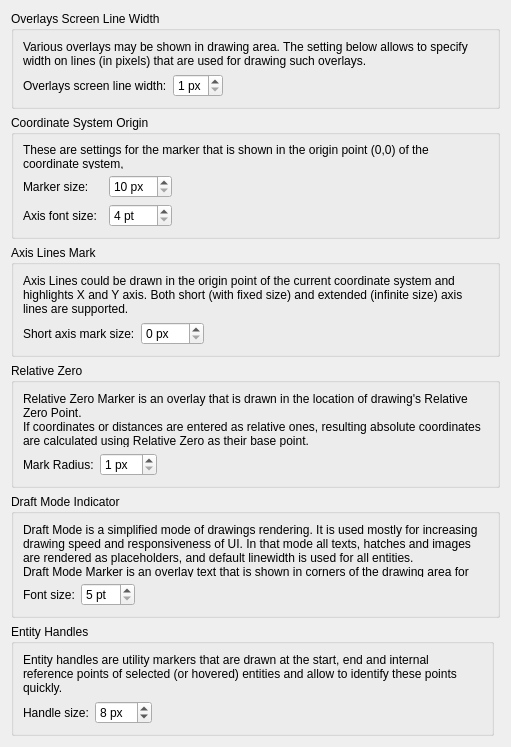
This is librecad/src/ui/dialogs/settings/options_drafting/pages/metrics/lc_settings_page_drafting_metrics_markers.ui in sand1024/LibreCAD as Qt 5 draws it before an edit. The edited form follows.
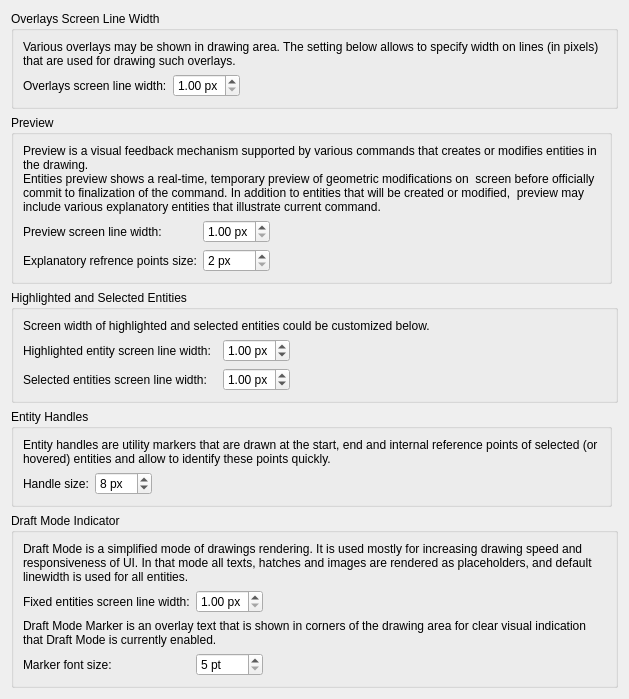
This is the edited form.

Commit message: add lock support of status toolbars (coordinates and relative zero), scrolling fix for tools matrix, fix cursors in actions, code cleanup

The edit to the form file:
```diff
--- a/librecad/src/ui/dialogs/settings/options_drafting/pages/metrics/lc_settings_page_drafting_metrics_markers.ui
+++ b/librecad/src/ui/dialogs/settings/options_drafting/pages/metrics/lc_settings_page_drafting_metrics_markers.ui
@@ -28,148 +28,72 @@
    <rect>
     <x>0</x>
     <y>0</y>
-    <width>511</width>
-    <height>747</height>
+    <width>629</width>
+    <height>699</height>
    </rect>
   </property>
   <layout class="QGridLayout" name="gridLayout_7">
-   <item row="1" column="0" colspan="2">
-    <widget class="QGroupBox" name="gbOriginMarkers">
+   <item row="0" column="0" colspan="2">
+    <widget class="QGroupBox" name="gbOvelaysLineWidth">
      <property name="title">
-      <string>Coordinate System Origin</string>
+      <string>Overlays Screen Line Width</string>
      </property>
-     <layout class="QGridLayout" name="gridLayout_2">
-      <item row="2" column="2">
-       <widget class="QSpinBox" name="sbZeroMarkerFontSize">
-        <property name="toolTip">
-         <string>Axis Font Size\n\nFont size that should be used for drawing name of axis in coordinate system zero.</string>
-        </property>
-        <property name="suffix">
-         <string> pt</string>
-        </property>
-        <property name="minimum">
-         <number>4</number>
-        </property>
-        <property name="maximum">
-         <number>48</number>
-        </property>
-       </widget>
-      </item>
-      <item row="2" column="0">
-       <widget class="QLabel" name="lblZeroMarkerFontSize">
-        <property name="text">
-         <string>Axis font size:</string>
-        </property>
-       </widget>
-      </item>
-      <item row="0" column="0" colspan="4">
-       <widget class="QLabel" name="label_2">
-        <property name="text">
-         <string>These are settings for the marker that is shown in the origin point (0,0) of the coordinate system,</string>
-        </property>
-        <property name="wordWrap">
-         <bool>true</bool>
-        </property>
-       </widget>
-      </item>
-      <item row="1" column="3">
-       <spacer name="horizontalSpacer_2">
-        <property name="orientation">
-         <enum>Qt::Orientation::Horizontal</enum>
-        </property>
-        <property name="sizeHint" stdset="0">
-         <size>
-          <width>0</width>
-          <height>0</height>
-         </size>
-        </property>
-       </spacer>
-      </item>
-      <item row="1" column="0">
-       <widget class="QLabel" name="lblZeroMarkerSize">
-        <property name="text">
-         <string>Marker size:</string>
-        </property>
-       </widget>
-      </item>
-      <item row="1" column="2">
-       <widget class="QSpinBox" name="sbZeroMarkerSize">
-        <property name="toolTip">
-         <string>Origin Marker Size
-
-Diameter of UCS and WCS origin markers in screen pixels.
-
-</string>
-        </property>
-        <property name="suffix">
-         <string> px</string>
-        </property>
-        <property name="minimum">
-         <number>10</number>
-        </property>
-        <property name="maximum">
-         <number>200</number>
-        </property>
-       </widget>
-      </item>
-     </layout>
-    </widget>
-   </item>
-   <item row="3" column="0" colspan="2">
-    <widget class="QGroupBox" name="groupBox_2">
-     <property name="title">
-      <string>Relative Zero</string>
-     </property>
-     <layout class="QGridLayout" name="gridLayout_5">
-      <item row="1" column="2">
-       <spacer name="horizontalSpacer_5">
-        <property name="orientation">
-         <enum>Qt::Orientation::Horizontal</enum>
-        </property>
-        <property name="sizeHint" stdset="0">
-         <size>
-          <width>0</width>
-          <height>0</height>
-         </size>
-        </property>
-       </spacer>
-      </item>
-      <item row="1" column="1">
-       <widget class="QSpinBox" name="sbRelZeroRadius">
-        <property name="toolTip">
-         <string>Relative Zero Radius
-
-Radius of the Relative Zero marker in screen pixels.</string>
-        </property>
-        <property name="suffix">
-         <string> px</string>
-        </property>
-        <property name="minimum">
-         <number>1</number>
-        </property>
-        <property name="maximum">
-         <number>50</number>
-        </property>
-       </widget>
-      </item>
-      <item row="1" column="0">
-       <widget class="QLabel" name="lblRelZeroRadius">
-        <property name="text">
-         <string>Mark Radius:</string>
-        </property>
-       </widget>
-      </item>
+     <layout class="QGridLayout" name="gridLayout">
       <item row="0" column="0" colspan="3">
-       <widget class="QLabel" name="label_3">
+       <widget class="QLabel" name="label_31">
         <property name="text">
-         <string>Relative Zero Marker is an overlay that is drawn in the location of drawing's Relative Zero Point.
-If coordinates or distances are entered as relative ones, resulting absolute coordinates are calculated using Relative Zero as their base point.  </string>
+         <string>Various overlays may be shown in drawing area. The setting below allows to specify width on lines (in pixels) that are used for drawing such overlays.</string>
         </property>
         <property name="wordWrap">
          <bool>true</bool>
         </property>
        </widget>
       </item>
+      <item row="1" column="0">
+       <widget class="QLabel" name="lblOverlaysLineWidth">
+        <property name="text">
+         <string>Overlays screen line width:</string>
+        </property>
+       </widget>
+      </item>
+      <item row="1" column="1">
+       <widget class="QDoubleSpinBox" name="sbOverlaysLineWidth">
+        <property name="toolTip">
+         <string>Overlay Line Width
+
+Screen width of line, in pixels, used for drawing various overlays (like relative point marker, axises, preview entities and so on).
+For high-DPI screens, setting larger values may increase visitility of them.</string>
+        </property>
+        <property name="suffix">
+         <string> px</string>
+        </property>
+        <property name="minimum">
+         <double>1.000000000000000</double>
+        </property>
+        <property name="maximum">
+         <double>6.000000000000000</double>
+        </property>
+        <property name="singleStep">
+         <double>0.250000000000000</double>
+        </property>
+        <property name="value">
+         <double>1.000000000000000</double>
+        </property>
+       </widget>
+      </item>
+      <item row="1" column="2">
+       <spacer name="horizontalSpacer_4">
+        <property name="orientation">
+         <enum>Qt::Orientation::Horizontal</enum>
+        </property>
+        <property name="sizeHint" stdset="0">
+         <size>
+          <width>0</width>
+          <height>0</height>
+         </size>
+        </property>
+       </spacer>
+      </item>
      </layout>
     </widget>
    </item>
@@ -192,14 +116,7 @@
       <string>Draft Mode Indicator</string>
      </property>
      <layout class="QGridLayout" name="gridLayout_3">
-      <item row="1" column="0">
-       <widget class="QLabel" name="lblDraftMarkerFontSize">
-        <property name="text">
-         <string>Font size:</string>
-        </property>
-       </widget>
-      </item>
-      <item row="1" column="2">
+      <item row="4" column="2">
        <spacer name="horizontalSpacer_3">
         <property name="orientation">
          <enum>Qt::Orientation::Horizontal</enum>
@@ -212,7 +129,14 @@
         </property>
        </spacer>
       </item>
-      <item row="1" column="1">
+      <item row="4" column="0">
+       <widget class="QLabel" name="lblDraftMarkerFontSize">
+        <property name="text">
+         <string>Marker font size:</string>
+        </property>
+       </widget>
+      </item>
+      <item row="4" column="1">
        <widget class="QSpinBox" name="sbDraftMarkerFontSize">
         <property name="toolTip">
          <string>Font Size
@@ -233,98 +157,32 @@
       <item row="0" column="0" colspan="3">
        <widget class="QLabel" name="label_5">
         <property name="text">
-         <string>Draft Mode is a simplified mode of drawings rendering. It is used mostly for increasing drawing speed and responsiveness of UI. In that mode all texts, hatches and images are rendered as placeholders, and default linewidth is used for all entities.&lt;br&gt;Draft Mode Marker is an overlay text that is shown in corners of the drawing area for clear visual indication that Draft Mode is currently enabled.</string>
+         <string>Draft Mode is a simplified mode of drawings rendering. It is used mostly for increasing drawing speed and responsiveness of UI. In that mode all texts, hatches and images are rendered as placeholders, and default linewidth is used for all entities.</string>
         </property>
         <property name="wordWrap">
          <bool>true</bool>
         </property>
        </widget>
       </item>
-     </layout>
-    </widget>
-   </item>
-   <item row="2" column="0" colspan="2">
-    <widget class="QGroupBox" name="groupBox">
-     <property name="title">
-      <string>Axis Lines Mark</string>
-     </property>
-     <layout class="QGridLayout" name="gridLayout_4">
       <item row="1" column="0">
-       <widget class="QLabel" name="lblZeroShortAxisMarkSize">
+       <widget class="QLabel" name="label_9">
         <property name="text">
-         <string>Short axis mark size:</string>
+         <string>Fixed entities screen line width:</string>
         </property>
        </widget>
       </item>
-      <item row="1" column="1">
-       <widget class="QSpinBox" name="sbZeroShortAxisMarkSize">
-        <property name="toolTip">
-         <string>Short Axis Line Size
-
-Size of fixed Axis Lines drawn in absolute zero point.</string>
-        </property>
-        <property name="suffix">
-         <string> px</string>
-        </property>
-        <property name="minimum">
-         <number>0</number>
-        </property>
-        <property name="maximum">
-         <number>150</number>
-        </property>
-       </widget>
-      </item>
-      <item row="1" column="2">
-       <spacer name="horizontalSpacer_4">
-        <property name="orientation">
-         <enum>Qt::Orientation::Horizontal</enum>
-        </property>
-        <property name="sizeHint" stdset="0">
-         <size>
-          <width>0</width>
-          <height>0</height>
-         </size>
-        </property>
-       </spacer>
-      </item>
-      <item row="0" column="0" colspan="3">
-       <widget class="QLabel" name="label_4">
+      <item row="2" column="0" colspan="3">
+       <widget class="QLabel" name="label_8">
         <property name="text">
-         <string>Axis Lines could be drawn in the origin point of the current coordinate system and highlights X and Y axis. Both short (with fixed size) and extended (infinite size) axis lines are supported.</string>
+         <string>Draft Mode Marker is an overlay text that is shown in corners of the drawing area for clear visual indication that Draft Mode is currently enabled.</string>
         </property>
         <property name="wordWrap">
          <bool>true</bool>
         </property>
        </widget>
       </item>
-     </layout>
-    </widget>
-   </item>
-   <item row="0" column="0" colspan="2">
-    <widget class="QGroupBox" name="gbOvelaysLineWidth">
-     <property name="title">
-      <string>Overlays Screen Line Width</string>
-     </property>
-     <layout class="QGridLayout" name="gridLayout">
-      <item row="0" column="0" colspan="3">
-       <widget class="QLabel" name="label_31">
-        <property name="text">
-         <string>Various overlays may be shown in drawing area. The setting below allows to specify width on lines (in pixels) that are used for drawing such overlays.</string>
-        </property>
-        <property name="wordWrap">
-         <bool>true</bool>
-        </property>
-       </widget>
-      </item>
-      <item row="1" column="0">
-       <widget class="QLabel" name="lblOverlaysLineWidth">
-        <property name="text">
-         <string>Overlays screen line width:</string>
-        </property>
-       </widget>
-      </item>
       <item row="1" column="1">
-       <widget class="QSpinBox" name="sbOverlaysLineWidth">
+       <widget class="QDoubleSpinBox" name="sbDraftModeScreenLineWidth">
         <property name="toolTip">
          <string>Overlay Line Width
 
@@ -335,30 +193,17 @@
          <string> px</string>
         </property>
         <property name="minimum">
-         <number>1</number>
+         <double>1.000000000000000</double>
         </property>
         <property name="maximum">
-         <number>4</number>
+         <double>6.000000000000000</double>
         </property>
        </widget>
       </item>
-      <item row="1" column="2">
-       <spacer name="horizontalSpacer_4">
-        <property name="orientation">
-         <enum>Qt::Orientation::Horizontal</enum>
-        </property>
-        <property name="sizeHint" stdset="0">
-         <size>
-          <width>0</width>
-          <height>0</height>
-         </size>
-        </property>
-       </spacer>
-      </item>
      </layout>
     </widget>
    </item>
-   <item row="5" column="0">
+   <item row="3" column="0">
     <widget class="QGroupBox" name="gbHandles">
      <property name="title">
       <string>Entity Handles</string>
@@ -422,6 +267,211 @@
      </layout>
     </widget>
    </item>
+   <item row="2" column="0" colspan="2">
+    <widget class="QGroupBox" name="gbOriginMarkers">
+     <property name="title">
+      <string>Highlighted and Selected Entities</string>
+     </property>
+     <layout class="QGridLayout" name="gridLayout_2">
+      <item row="1" column="2">
+       <widget class="QDoubleSpinBox" name="sbHighlightedEntityScreenLineWidth">
+        <property name="toolTip">
+         <string>Highlighted Entity Line Width
+
+Screen width of line, in pixels, used for rendering
+highighted entiites. </string>
+        </property>
+        <property name="suffix">
+         <string> px</string>
+        </property>
+        <property name="minimum">
+         <double>0.750000000000000</double>
+        </property>
+        <property name="maximum">
+         <double>6.000000000000000</double>
+        </property>
+        <property name="singleStep">
+         <double>0.250000000000000</double>
+        </property>
+        <property name="value">
+         <double>1.000000000000000</double>
+        </property>
+       </widget>
+      </item>
+      <item row="1" column="3">
+       <spacer name="horizontalSpacer_2">
+        <property name="orientation">
+         <enum>Qt::Orientation::Horizontal</enum>
+        </property>
+        <property name="sizeHint" stdset="0">
+         <size>
+          <width>0</width>
+          <height>0</height>
+         </size>
+        </property>
+       </spacer>
+      </item>
+      <item row="0" column="0" colspan="4">
+       <widget class="QLabel" name="label_2">
+        <property name="text">
+         <string>Screen width of highlighted and selected entities could be customized below.</string>
+        </property>
+        <property name="wordWrap">
+         <bool>true</bool>
+        </property>
+       </widget>
+      </item>
+      <item row="1" column="0">
+       <widget class="QLabel" name="lblZeroMarkerSize">
+        <property name="text">
+         <string>Highlighted entity screen line width:</string>
+        </property>
+       </widget>
+      </item>
+      <item row="2" column="0">
+       <widget class="QLabel" name="lblZeroShortAxisMarkSize">
+        <property name="text">
+         <string>Selected entities screen line width:</string>
+        </property>
+       </widget>
+      </item>
+      <item row="2" column="2">
+       <widget class="QDoubleSpinBox" name="sbSelectedEntityScreenLineWidth">
+        <property name="toolTip">
+         <string>Selected Entities Screen Line Width
+
+Screen width of line, in pixels, used for rendering selected entities.</string>
+        </property>
+        <property name="suffix">
+         <string> px</string>
+        </property>
+        <property name="minimum">
+         <double>0.750000000000000</double>
+        </property>
+        <property name="maximum">
+         <double>6.000000000000000</double>
+        </property>
+        <property name="singleStep">
+         <double>0.250000000000000</double>
+        </property>
+        <property name="value">
+         <double>1.000000000000000</double>
+        </property>
+       </widget>
+      </item>
+     </layout>
+    </widget>
+   </item>
+   <item row="1" column="0">
+    <widget class="QGroupBox" name="gbPointSize">
+     <property name="title">
+      <string>Preview</string>
+     </property>
+     <layout class="QGridLayout" name="gridLayout_sz">
+      <item row="2" column="1">
+       <widget class="QSpinBox" name="sbPreviewRefPointsSize">
+        <property name="toolTip">
+         <string>Explanatory Point Size
+
+Screen size of explanatory points that are 
+part of temporary  preview and illustrate
+important points of projected result of 
+current command.</string>
+        </property>
+        <property name="suffix">
+         <string> px</string>
+        </property>
+        <property name="minimum">
+         <number>2</number>
+        </property>
+        <property name="maximum">
+         <number>24</number>
+        </property>
+        <property name="displayIntegerBase">
+         <number>8</number>
+        </property>
+       </widget>
+      </item>
+      <item row="2" column="0">
+       <widget class="QLabel" name="label_6">
+        <property name="text">
+         <string>Explanatory refrence points size:</string>
+        </property>
+       </widget>
+      </item>
+      <item row="0" column="0" colspan="3">
+       <widget class="QLabel" name="label_3">
+        <property name="text">
+         <string>Preview is a visual feedback mechanism supported by various commands that creates or modifies entities in the drawing. 
+Entities preview shows a real-time, temporary preview of geometric modifications on  screen before officially commit to finalization of the command. In addition to entities that will be created or modified,  preview may include various explanatory entities that illustrate current command.</string>
+        </property>
+        <property name="wordWrap">
+         <bool>true</bool>
+        </property>
+       </widget>
+      </item>
+      <item row="2" column="2">
+       <spacer name="horizontalSpacer_2">
+        <property name="orientation">
+         <enum>Qt::Orientation::Horizontal</enum>
+        </property>
+        <property name="sizeHint" stdset="0">
+         <size>
+          <width>0</width>
+          <height>0</height>
+         </size>
+        </property>
+       </spacer>
+      </item>
+      <item row="1" column="0">
+       <widget class="QLabel" name="label_7">
+        <property name="text">
+         <string>Preview screen line width:</string>
+        </property>
+       </widget>
+      </item>
+      <item row="1" column="1">
+       <widget class="QDoubleSpinBox" name="sbPreviewScreenLineWidth">
+        <property name="toolTip">
+         <string>Preview Line Width
+
+Width of line, in pixels, used for drawing 
+entities that are included into preview. 
+</string>
+        </property>
+        <property name="prefix">
+         <string/>
+        </property>
+        <property name="suffix">
+         <string> px</string>
+        </property>
+        <property name="minimum">
+         <double>1.000000000000000</double>
+        </property>
+        <property name="maximum">
+         <double>6.000000000000000</double>
+        </property>
+        <property name="singleStep">
+         <double>0.250000000000000</double>
+        </property>
+       </widget>
+      </item>
+     </layout>
+    </widget>
+   </item>
+   <item row="6" column="0" rowspan="2" colspan="2">
+    <spacer name="spacer">
+     <property name="orientation">
+      <enum>Qt::Orientation::Vertical</enum>
+     </property>
+     <property name="sizeHint" stdset="0">
+      <size>
+       <width>0</width>
+       <height>0</height>
+      </size>
+     </property>
+    </spacer>
+   </item>
   </layout>
  </widget>
  <resources/>
```
Left out of the diff: 52 changed lines with no effect on the pictures. The commit also changes 83 other files.
